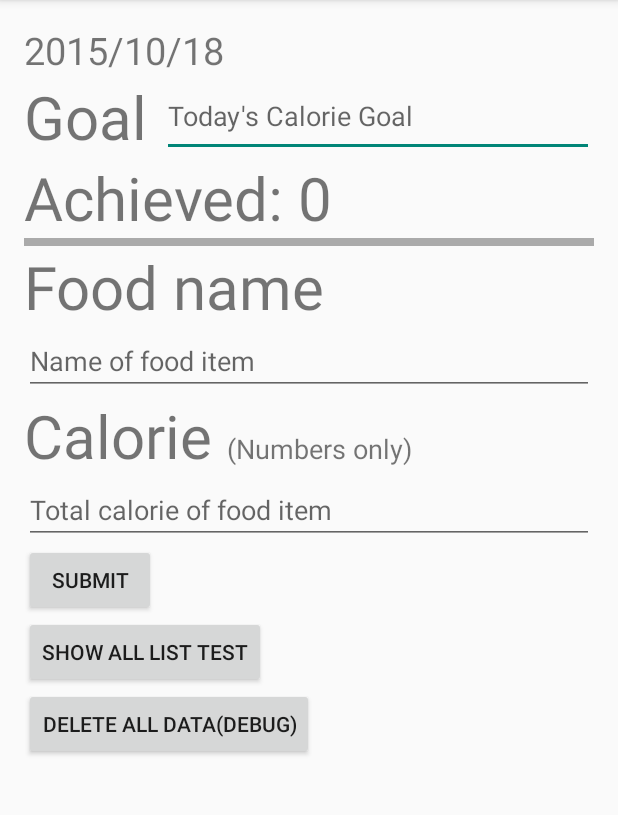
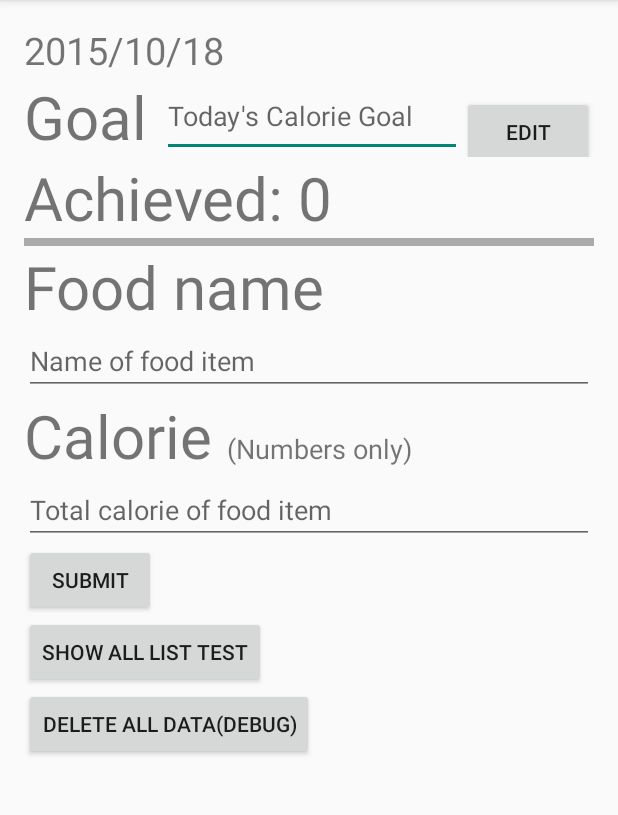
Before and after one commit to andy168chipz/BulkApp, an Android app: the screen it shows after launch (MainActivity), on a phone screen of 412 x 824 dp, the part 84-899 px from its top. Run offline under Robolectric (Android 15) with nearby library versions, the phone set to English and light mode, and no system bars.

Commit message:
add new alert dialog onCreate, share pref for calorie count

```diff
--- a/app/src/main/java/com/app/andy/bulkapp/MainActivity.java
+++ b/app/src/main/java/com/app/andy/bulkapp/MainActivity.java
@@ -51,7 +51,7 @@ public class MainActivity extends AppCompatActivity implements MainFragment.List
 		ft.commit();
 	}
 
-	public void onClick(View v){
+	public void onClick(View v) {
 		mainFragment.onClick(v);
 	}
 
--- a/app/src/main/java/com/app/andy/bulkapp/MainFragment.java
+++ b/app/src/main/java/com/app/andy/bulkapp/MainFragment.java
@@ -1,12 +1,16 @@
 package com.app.andy.bulkapp;
 
 import android.app.AlertDialog;
+import android.app.Dialog;
 import android.content.Context;
 import android.content.DialogInterface;
+import android.content.SharedPreferences;
 import android.database.Cursor;
 import android.os.Bundle;
 import android.support.annotation.Nullable;
 import android.support.v4.app.Fragment;
+import android.text.InputFilter;
+import android.text.InputType;
 import android.util.Log;
 import android.view.LayoutInflater;
 import android.view.View;
@@ -27,25 +31,38 @@ import java.util.Date;
  */
 public class MainFragment extends Fragment {
 
-	private Button submit, showList;
-	private EditText foodNameEdit, calorieCountEdit;
+	private EditText foodNameEdit, calorieCountEdit, goalEditText;
 	private FoodItemDataSource dataSource;
 	private static final String LOG_TAG = "Bulk Fragment";
 	private ListShowListener showListener;
 	private TextView achievedText;
+	private SharedPreferences sharedPreferences;
+	private int goal;
+	private final int SHARED_PREF_DEF_VALUE = -100;
 
-	public static interface ListShowListener {
-		public void onListShow();
+	public interface ListShowListener {
+		void onListShow();
 	}
 
 	@Override
 	public void onAttach(Context context) {
 		super.onAttach(context);
 		Log.e(LOG_TAG, "attached");
-		try{
+		try {
 			showListener = (ListShowListener) context;
-		}catch (ClassCastException e){
+		}
+		catch (ClassCastException e) {
 			throw new ClassCastException(context.toString() + " didnt implement!!!");
+		}
+	}
+
+	@Override
+	public void onCreate(@Nullable Bundle savedInstanceState) {
+		super.onCreate(savedInstanceState);
+		sharedPreferences = getActivity().getPreferences(Context.MODE_PRIVATE);
+		goal = sharedPreferences.getInt("calorie_goal", SHARED_PREF_DEF_VALUE);
+		if (goal == SHARED_PREF_DEF_VALUE) {
+			promptGoalDialog();
 		}
 	}
 
@@ -80,6 +97,7 @@ public class MainFragment extends Fragment {
 		}
 		super.onResume();
 	}
+
 	/**
 	 * Initilize the view
 	 *
@@ -88,6 +106,10 @@ public class MainFragment extends Fragment {
 	private void init(View view) {
 		TextView dateText = (TextView) view.findViewById(R.id.dateTextView);
 		dateText.setText(getDate());
+		goalEditText = (EditText) view.findViewById(R.id.goalEditText);
+		if (goal != SHARED_PREF_DEF_VALUE) {
+			goalEditText.setText(Integer.toString(goal));
+		}
 		achievedText = (TextView) view.findViewById(R.id.achieveText);
 		achievedText.setText("Achieved: " + getAchieved());
 		foodNameEdit = (EditText) view.findViewById(R.id.foodEditText);
@@ -96,6 +118,7 @@ public class MainFragment extends Fragment {
 
 	/**
 	 * Return appropriate date format
+	 *
 	 * @return
 	 */
 	private String getDate() {
@@ -103,10 +126,10 @@ public class MainFragment extends Fragment {
 		return formatter.format(new Date()).toString();
 	}
 
-	private String getAchieved(){
+	private String getAchieved() {
 		Cursor cursor = dataSource.queryToday(getDate());
 		int sum = 0;
-		while(cursor.moveToNext()){
+		while (cursor.moveToNext()) {
 			sum += cursor.getInt(0);
 			Log.v(LOG_TAG, cursor.getString(0));
 		}
@@ -115,10 +138,11 @@ public class MainFragment extends Fragment {
 
 	/**
 	 * The onClick listener
+	 *
 	 * @param v
 	 */
-	public void onClick(View v){
-		switch(v.getId()){
+	public void onClick(View v) {
+		switch (v.getId()) {
 			case R.id.submitButton:
 				String foodName = foodNameEdit.getText().toString();
 				String calorieCount = calorieCountEdit.getText().toString();
@@ -156,9 +180,7 @@ public class MainFragment extends Fragment {
 					@Override
 					public void onClick(DialogInterface dialog, int which) {
 						long id = dataSource.deleteAllItem();
-						if (id > 0)
-							Log.v("Delete action", Long.toString(id));
-						else {
+						if (id > 0) { Log.v("Delete action", Long.toString(id)); } else {
 							Log.v("Delete action", "none");
 						}
 					}
@@ -171,9 +193,53 @@ public class MainFragment extends Fragment {
 				AlertDialog dialog = builder.create();
 				dialog.show();
 				break;
+			case R.id.goalSaveButton:
+				promptGoalDialog();
+				break;
 			default:
 				Log.e(LOG_TAG, "Invalid button");
 				throw new IllegalArgumentException();
 		}
 	}
+
+	private void promptGoalDialog() {
+		AlertDialog.Builder builder = new AlertDialog.Builder(getActivity());
+		builder.setMessage("Enter your daily calorie goal");
+		final EditText input = new EditText(getContext());
+		InputFilter filter[] = new InputFilter[1];
+		filter[0] = new InputFilter.LengthFilter(8);
+		input.setFilters(filter);
+		input.setInputType(InputType.TYPE_CLASS_NUMBER);
+
+		builder.setView(input);
+		builder.setNeutralButton("Done", null);
+		AlertDialog dialog = builder.create();
+		dialog.show();
+
+		Button button = dialog.getButton(DialogInterface.BUTTON_NEUTRAL);
+		button.setOnClickListener(new View.OnClickListener() {
+
+			private Dialog dialog;
+
+			@Override
+			public void onClick(View view) {
+				String calorieAmount = input.getText().toString();
+				if (calorieAmount.equals("")) {
+					Toast.makeText(getActivity().getBaseContext(), "You need to enter a calorie count, You can change this later!", Toast.LENGTH_SHORT).show();
+				} else {
+					Log.v(LOG_TAG, calorieAmount);
+					SharedPreferences.Editor editor = sharedPreferences.edit();
+					editor.putInt("calorie_goal", Integer.parseInt(calorieAmount));
+					editor.apply();
+					goalEditText.setText(calorieAmount);
+					dialog.dismiss();
+				}
+			}
+
+			public View.OnClickListener init(Dialog dialog) {
+				this.dialog = dialog;
+				return this;
+			}
+		}.init(dialog));
+	}
 }
--- a/app/src/main/res/layout/main_fragment.xml
+++ b/app/src/main/res/layout/main_fragment.xml
@@ -25,7 +25,16 @@
             android:layout_height="match_parent"
             android:hint="Today's Calorie Goal"
             android:layout_marginLeft="10dp"
+            android:id="@+id/goalEditText"
             android:layout_weight="1"/>
+
+        <Button
+            android:layout_width="wrap_content"
+            android:layout_height="wrap_content"
+            android:text="Edit"
+            android:id="@+id/goalSaveButton"
+            android:onClick="onClick"
+            />
     </LinearLayout>
 
     <LinearLayout
```
